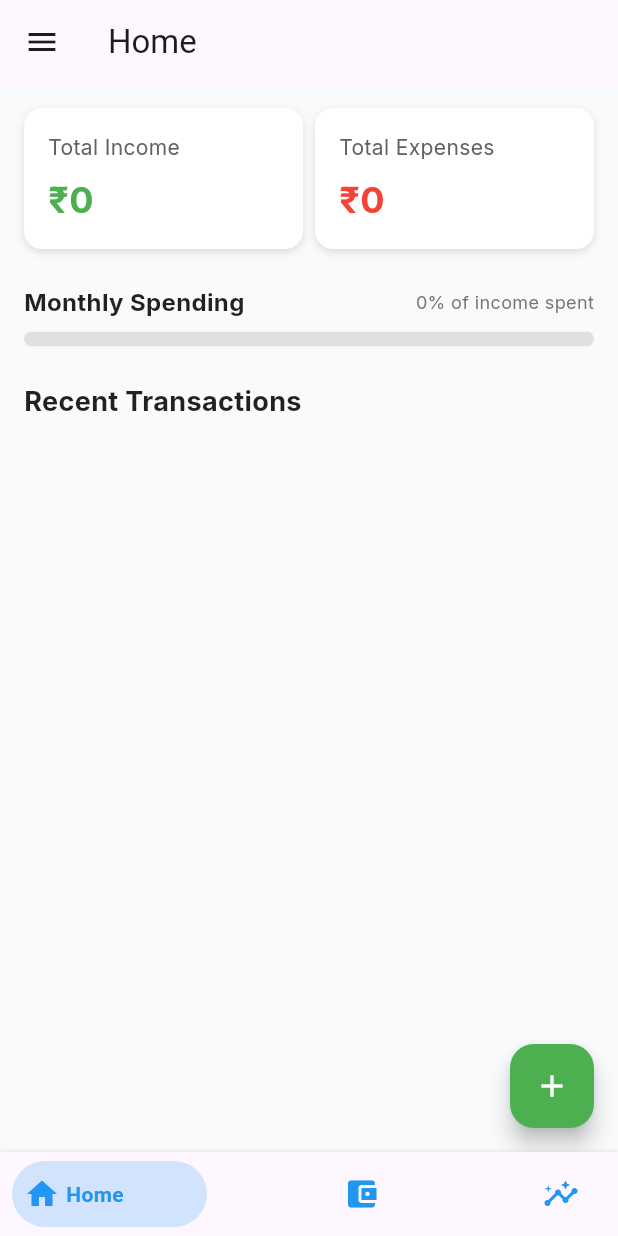
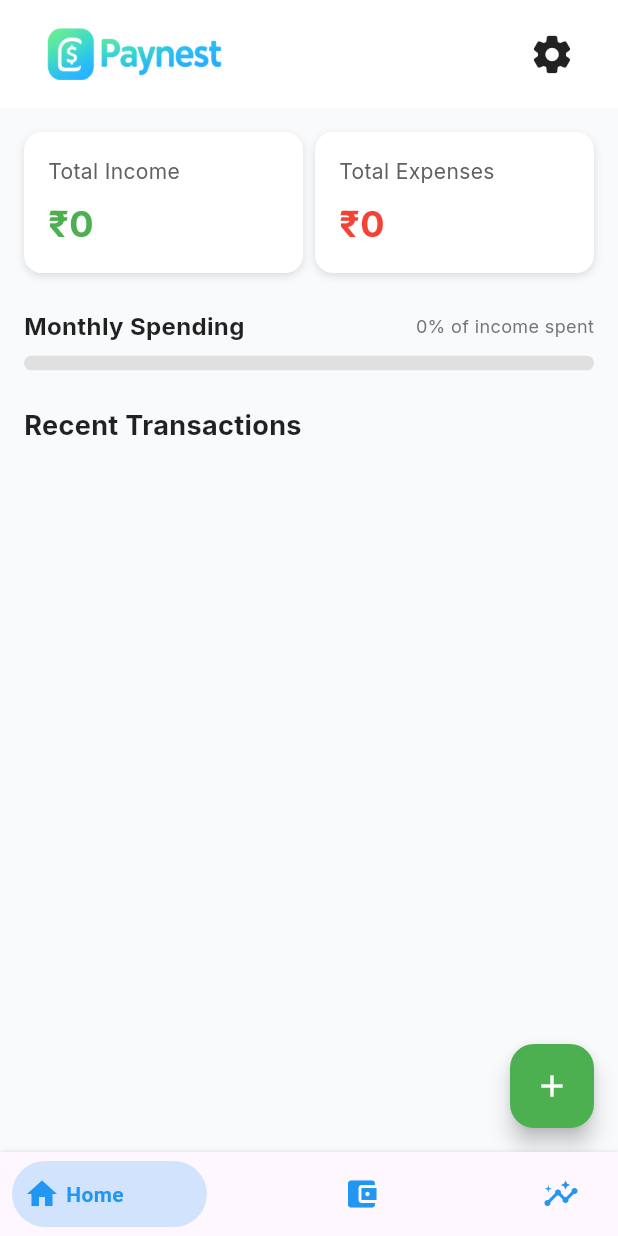
Before and after one commit to dishant-ramani/Expense-Tracker, a Flutter app: the screen it shows after launch, on a phone screen of 412 x 824 dp. Run offline on Flutter 3.47's test engine with Material 3 defaults, Android fonts, the phone set to English and light mode, and no system bars; drawn by our look-alikes of bottom_navy_bar; our stand-ins replace fl_chart, google_fonts, hive, hive_flutter, shared_preferences; accounts and stored records are empty.

Commit message:
app bar fixed

```diff
--- a/lib/screens/main_screen.dart
+++ b/lib/screens/main_screen.dart
@@ -1,9 +1,9 @@
-import 'package:bottom_navy_bar/bottom_navy_bar.dart';
 import 'package:flutter/material.dart';
 import 'package:myapp/screens/home_screen.dart';
 import 'package:myapp/screens/budget_screen.dart';
 import 'package:myapp/screens/insights_screen.dart';
-import 'package:myapp/widgets/main_drawer.dart';
+import 'package:myapp/screens/settings_screen.dart';
+import 'package:bottom_navy_bar/bottom_navy_bar.dart';
 
 class MainScreen extends StatefulWidget {
   const MainScreen({super.key});
@@ -14,45 +14,75 @@ class MainScreen extends StatefulWidget {
 
 class _MainScreenState extends State<MainScreen> {
   int _selectedIndex = 0;
-  final PageController _pageController = PageController();
 
-  final List<Widget> _screens = [
-    const HomeScreen(),
-    const BudgetScreen(),
-    const InsightsScreen(),
-  ];
-
-  final List<String> _titles = [
-    'Home',
-    'Budgets',
-    'Insights',
+  final List<Widget> _screens = const [
+    HomeScreen(),
+    BudgetScreen(),
+    InsightsScreen(),
   ];
 
   void _onItemTapped(int index) {
     setState(() {
       _selectedIndex = index;
-      _pageController.animateToPage(
-        index,
-        duration: const Duration(milliseconds: 300),
-        curve: Curves.easeInOut,
-      );
     });
   }
 
   @override
   Widget build(BuildContext context) {
     return Scaffold(
-      appBar: AppBar(title: Text(_titles[_selectedIndex])),
-      drawer: const MainDrawer(),
-      body: PageView(
-        controller: _pageController,
-        onPageChanged: (index) {
-          setState(() {
-            _selectedIndex = index;
-          });
-        },
-        children: _screens,
+      backgroundColor: const Color(0xFFF8FAFC),
+      body: SafeArea(
+        child: Column(
+          children: [
+            // 🔹 Custom Top Bar (Logo + Settings)
+            Container(
+              padding: const EdgeInsets.symmetric(horizontal: 20, vertical: 12),
+              decoration: const BoxDecoration(
+                color: Colors.white,
+                boxShadow: [
+                  BoxShadow(
+                    color: Color(0x11000000),
+                    blurRadius: 4,
+                    offset: Offset(0, 2),
+                  ),
+                ],
+              ),
+              child: Row(
+                mainAxisAlignment: MainAxisAlignment.spaceBetween,
+                children: [
+                  // 🔸 App Logo only
+                  Image.asset(
+                    'assets/logo.png',
+                    height: 35,
+                    fit: BoxFit.contain,
+                  ),
+
+                  // 🔸 Settings Icon
+                  IconButton(
+                    icon: const Icon(
+                      Icons.settings_rounded,
+                      color: Colors.black87,
+                      size: 30,
+                    ),
+                    onPressed: () {
+                      Navigator.push(
+                        context,
+                        MaterialPageRoute(
+                          builder: (context) => const SettingsScreen(),
+                        ),
+                      );
+                    },
+                  ),
+                ],
+              ),
+            ),
+
+            // 🔹 Body content (current screen)
+            Expanded(child: _screens[_selectedIndex]),
+          ],
+        ),
       ),
+
       bottomNavigationBar: BottomNavyBar(
         selectedIndex: _selectedIndex,
         onItemSelected: _onItemTapped,
@@ -62,6 +92,31 @@ class _MainScreenState extends State<MainScreen> {
           BottomNavyBarItem(icon: const Icon(Icons.insights), title: const Text('Insights')),
         ],
       ),
+
+      // // 🔹 Bottom Navigation Bar
+      // bottomNavigationBar: BottomNavigationBar(
+      //   currentIndex: _selectedIndex,
+      //   onTap: _onItemTapped,
+      //   selectedItemColor: Colors.blueAccent,
+      //   unselectedItemColor: Colors.grey,
+      //   type: BottomNavigationBarType.fixed,
+      //   backgroundColor: Colors.white,
+      //   elevation: 8,
+      //   items: const [
+      //     BottomNavigationBarItem(
+      //       icon: Icon(Icons.home_rounded),
+      //       label: 'Home',
+      //     ),
+      //     BottomNavigationBarItem(
+      //       icon: Icon(Icons.account_balance_wallet_rounded),
+      //       label: 'Budgets',
+      //     ),
+      //     BottomNavigationBarItem(
+      //       icon: Icon(Icons.bar_chart_rounded),
+      //       label: 'Settings',
+      //     ),
+      //   ],
+      // ),
     );
   }
 }
--- a/pubspec.yaml
+++ b/pubspec.yaml
@@ -65,6 +65,8 @@ dev_dependencies:
 
 # The following section is specific to Flutter packages.
 flutter:
+  assets:
+    - assets/logo.png
 
   # The following line ensures that the Material Icons font is
   # included with your application, so that you can use the icons in
@@ -73,8 +75,8 @@ flutter:
 
   # To add assets to your application, add an assets section, like this:
   # assets:
-  #   - images/a_dot_burr.jpeg
-  #   - images/a_dot_ham.jpeg
+  #   - assets/logo.png
+  # #   - images/a_dot_ham.jpeg
 
   # An image asset can refer to one or more resolution-specific "variants", see
   # https://flutter.dev/to/resolution-aware-images
```
Also changed, not shown: assets/logo.png (added).
